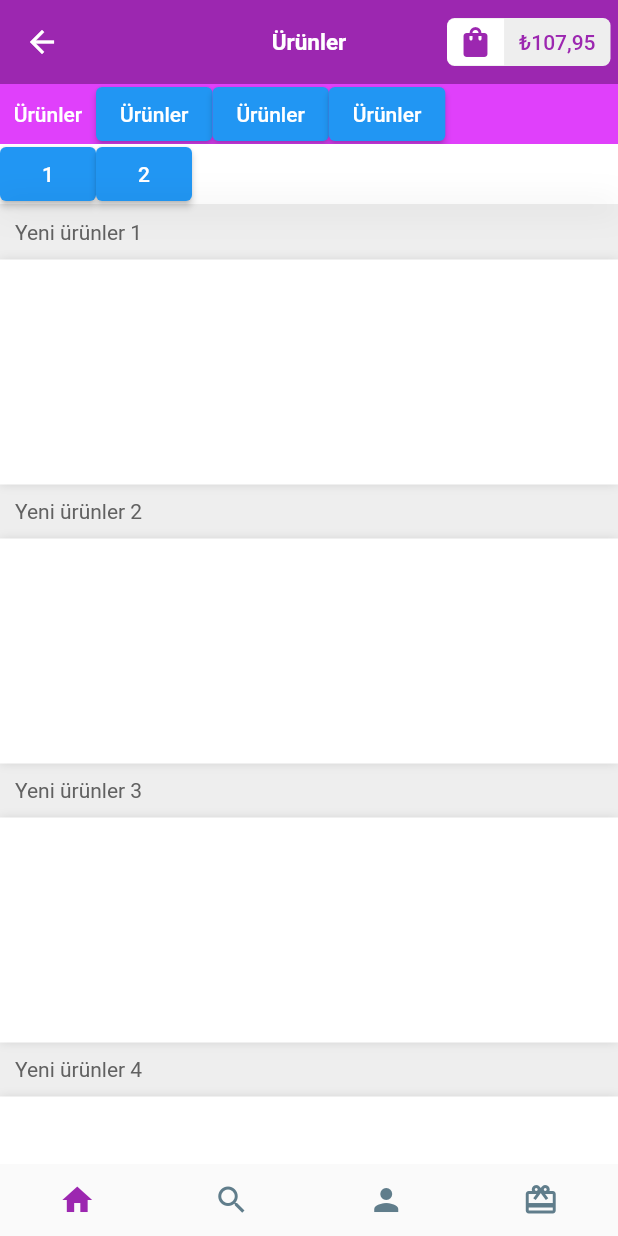
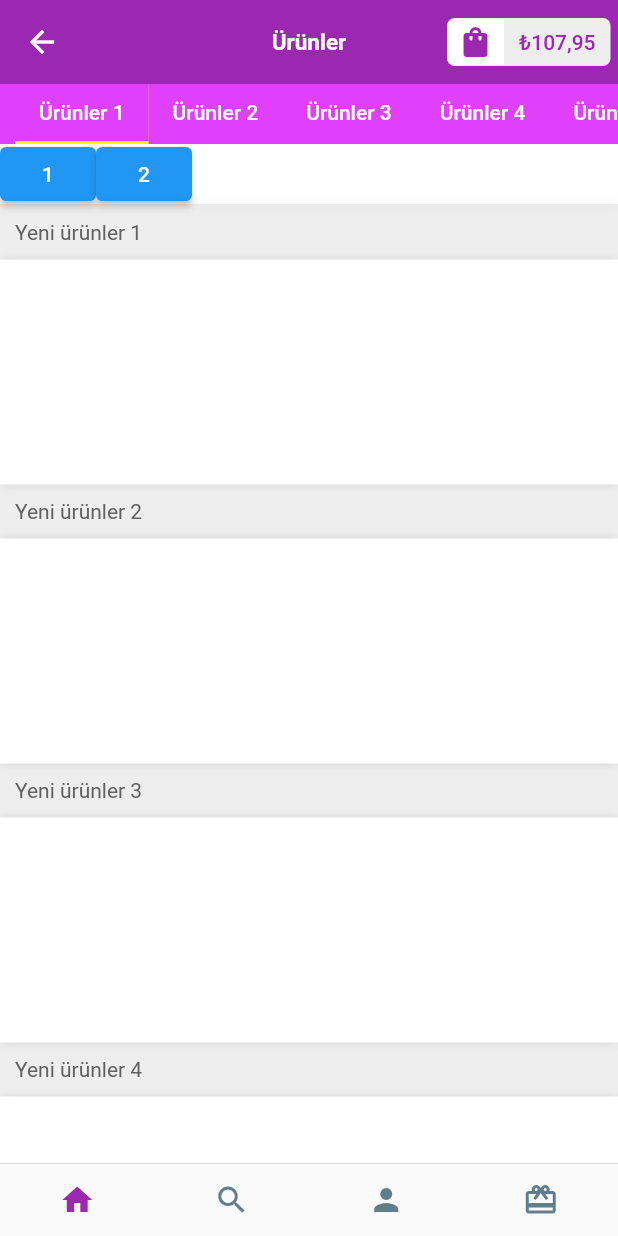
Before and after one commit to tolgasahan/gotur, a Flutter app: the ProductScreen screen opened by its route, on a phone screen of 412 x 824 dp. Run offline on Flutter 3.47's test engine with Material 2 defaults, Android fonts, the phone set to English and light mode, and no system bars; drawn by our look-alikes of scrollable_positioned_list; our stand-ins replace flutter_image_slideshow; network calls fail.

Commit message:
commit 5 product screen animates and syncs

```diff
--- a/lib/screens/product_screen.dart
+++ b/lib/screens/product_screen.dart
@@ -4,11 +4,22 @@ import 'package:gotur/widgets/bottom_bar.dart';
 import 'package:gotur/widgets/cart_button.dart';
 import 'package:scrollable_positioned_list/scrollable_positioned_list.dart';
 
-class ProductScreen extends StatelessWidget {
+class ProductScreen extends StatefulWidget {
+  @override
+  State<ProductScreen> createState() => _ProductScreenState();
+}
+
+class _ProductScreenState extends State<ProductScreen> {
   @override
   PageController _controller = PageController(
     initialPage: 0,
   );
+
+  int selectedIndex = 0;
+
+  var selectedIndexColor;
+
+  ItemScrollController _scrollVertical = ItemScrollController();
 
   ItemScrollController _scrollController = ItemScrollController();
 
@@ -36,56 +47,52 @@ class ProductScreen extends StatelessWidget {
             color: Colors.purpleAccent,
             height: 40,
             width: double.infinity,
-            alignment: Alignment.centerLeft,
-            child: SingleChildScrollView(
+            child: ScrollablePositionedList.builder(
+                padding: EdgeInsets.symmetric(horizontal: 10),
+                shrinkWrap: true,
+                itemScrollController: _scrollVertical,
+                itemCount: 20,
                 scrollDirection: Axis.horizontal,
-              child: Row(
-                children: [
-                  SizedBox(
-                    child: TextButton(
+                itemBuilder: (context, index) {
+                  if (selectedIndex == index) {
+                    selectedIndexColor = Colors.yellowAccent;
+                  } else {
+                    selectedIndexColor = Colors.transparent;
+                  }
+                  return Container(
+                    padding: EdgeInsets.only(bottom: 2),
+                    child: ElevatedButton(
+                        style: ButtonStyle(
+                            backgroundColor:
+                                MaterialStateProperty.all(Colors.purpleAccent),
+                            overlayColor:
+                                MaterialStateProperty.all(Colors.purpleAccent),
+                            elevation: MaterialStateProperty.all(0),
+                            shape: MaterialStateProperty.all(
+                                RoundedRectangleBorder(
+                                    borderRadius: BorderRadius.zero))),
                         onPressed: () {
-                        _controller.animateToPage(0,
+                          _controller.animateToPage(index,
                               duration: Duration(milliseconds: 500),
                               curve: Curves.decelerate);
                         },
-                      style: ButtonStyle(
-                        overlayColor:
-                            MaterialStateProperty.all(Colors.transparent),
-                        splashFactory: NoSplash.splashFactory,
-                      ),
-                      child: Text(
-                        "Ürünler",
-                        style: TextStyle(color: Colors.white),
-                      ),
-                    ),
-                  ),
-                  ElevatedButton(
-                      onPressed: () {
-                        _controller.animateToPage(1,
-                            duration: Duration(milliseconds: 500),
-                            curve: Curves.decelerate);
-                      },
-                      child: Text("Ürünler")),
-                  ElevatedButton(
-                      onPressed: () {
-                        _controller.animateToPage(2,
-                            duration: Duration(milliseconds: 500),
-                            curve: Curves.decelerate);
-                      },
-                      child: Text("Ürünler")),
-                  ElevatedButton(
-                      onPressed: () {
-                        _controller.animateToPage(3,
-                            duration: Duration(milliseconds: 500),
-                            curve: Curves.decelerate);
-                      },
-                      child: Text("Ürünler"))
-                ],
-              ),
-            ),
+                        child: Text("Ürünler ${index + 1}")),
+                    color: selectedIndexColor,
+                  );
+                }),
           ),
           Expanded(
             child: PageView(
+              onPageChanged: (index) {
+                setState(() {
+                  _scrollVertical.scrollTo(
+                      index: index,
+                      duration: Duration(milliseconds: 500),
+                      curve: Curves.decelerate,
+                      alignment: 0.40);
+                  selectedIndex = index;
+                });
+              },
               controller: _controller,
               children: [
                 Container(
@@ -126,9 +133,9 @@ class ProductScreen extends StatelessWidget {
                           decoration: BoxDecoration(
                             boxShadow: <BoxShadow>[
                               BoxShadow(
-                                  color: Colors.black54,
-                                  blurRadius: 15.0,
-                                  offset: Offset(0.0, 0.75))
+                                  color: Colors.black12,
+                                  blurRadius: 5,
+                                  offset: Offset(0.0, 0.5))
                             ],
                           )),
                       Expanded(
@@ -140,7 +147,17 @@ class ProductScreen extends StatelessWidget {
                           itemBuilder: (context, index) {
                             return Column(
                               children: [
-                                Container(margin: EdgeInsets.symmetric(horizontal: 10,vertical: 10),child: Text("Yeni ürünler ${index+1}",style: TextStyle(color: Colors.grey[700],fontWeight: FontWeight.w400),),alignment: FractionalOffset.bottomLeft,),
+                                Container(
+                                  margin: EdgeInsets.symmetric(
+                                      horizontal: 10, vertical: 10),
+                                  child: Text(
+                                    "Yeni ürünler ${index + 1}",
+                                    style: TextStyle(
+                                        color: Colors.grey[700],
+                                        fontWeight: FontWeight.w400),
+                                  ),
+                                  alignment: FractionalOffset.bottomLeft,
+                                ),
                                 Container(
                                   decoration: BoxDecoration(
                                     boxShadow: <BoxShadow>[
@@ -154,7 +171,6 @@ class ProductScreen extends StatelessWidget {
                                   width: double.infinity,
                                   height: 150,
                                 ),
-
                               ],
                             );
                           },
@@ -244,7 +260,11 @@ class ProductScreen extends StatelessWidget {
               ],
             ),
           ),
-          Row(
+          Container(
+            decoration: BoxDecoration(
+                border:
+                    Border(top: BorderSide(color: Colors.black, width: 0.1))),
+            child: Row(
               children: <Widget>[
                 BottomBar(Icons.home, Colors.purple),
                 BottomBar(Icons.search, Colors.blueGrey),
@@ -252,6 +272,7 @@ class ProductScreen extends StatelessWidget {
                 BottomBar(Icons.card_giftcard, Colors.blueGrey),
               ],
             ),
+          ),
         ],
       ),
     );
```
Lines whose indentation alone changed are shown as unchanged.
